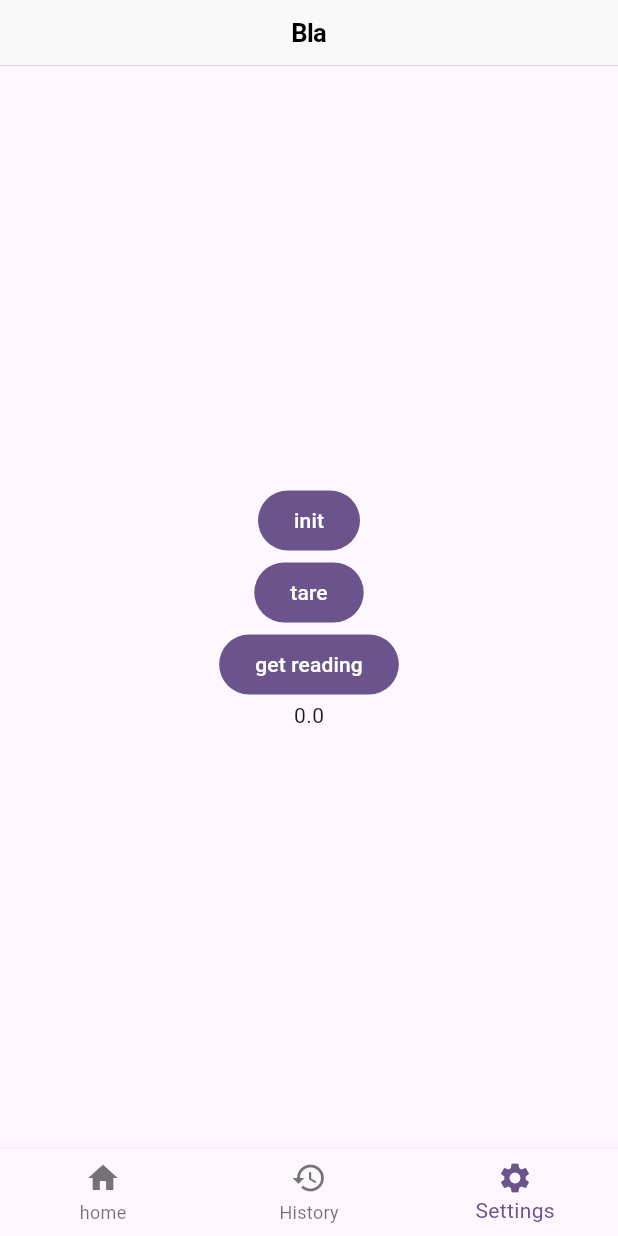
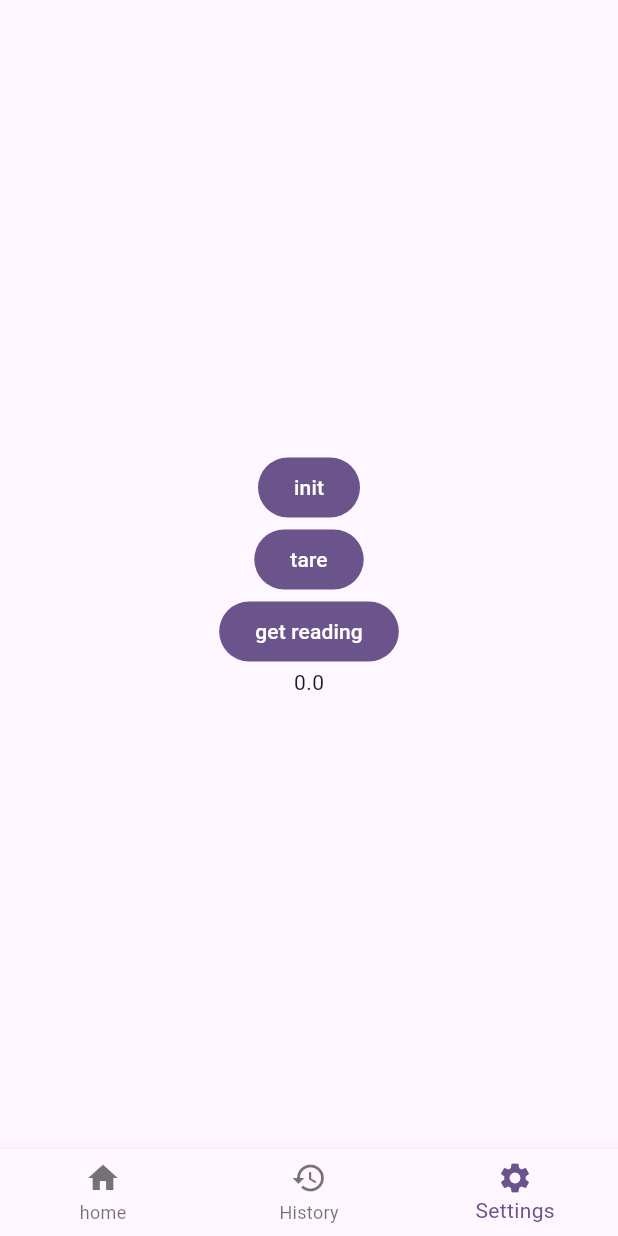
Before and after one commit to lazytesting/espresso-log, a Flutter app: the screen it shows after launch, item 3 of the bottom bar chosen, on a phone screen of 412 x 824 dp. Run offline on Flutter 3.47's test engine with Material 3 defaults, Android fonts, the phone set to English and light mode, and no system bars; our stand-ins replace fl_chart, flutter_blue_plus, get_it, go_router.

Commit message:
remove appbar

```diff
--- a/lib/screen_container.dart
+++ b/lib/screen_container.dart
@@ -1,4 +1,3 @@
-import 'package:flutter/cupertino.dart';
 import 'package:flutter/material.dart';
 
 class ScreenContainer extends StatelessWidget {
@@ -14,9 +13,6 @@ class ScreenContainer extends StatelessWidget {
   @override
   Widget build(BuildContext context) {
     return Scaffold(
-      appBar: CupertinoNavigationBar(
-        middle: Text(title ?? ''),
-      ),
       body: SafeArea(
         child: child,
       ),
```
Also changed, not shown: 1 other file.
